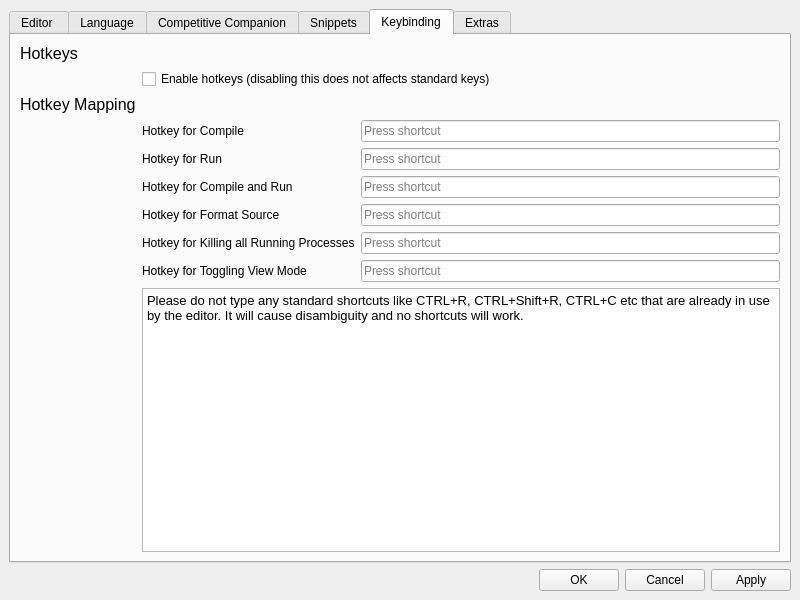
Above: ui/preferencewindow.ui from cpeditor/cpeditor before the change. Below: the same form after it.
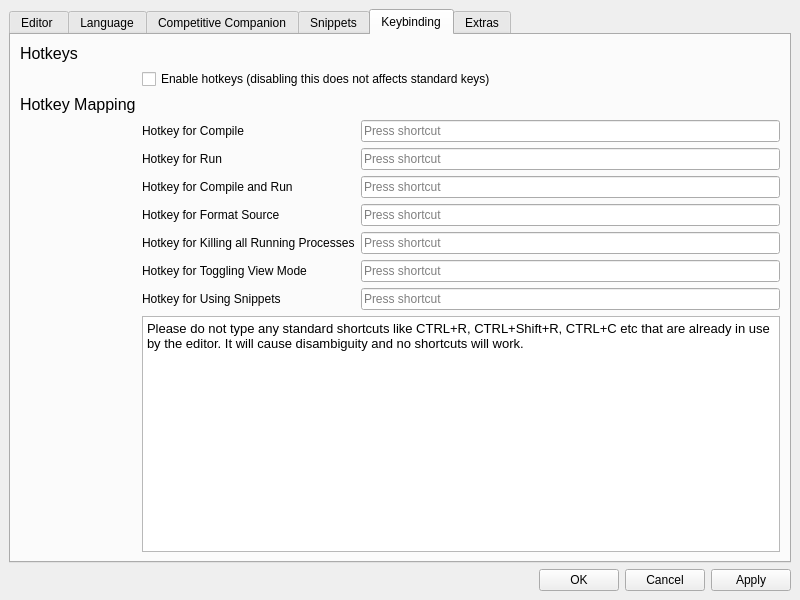
That is the form after the change. The open tabs and pages were chosen to show the change.

Commit message: feat: add hotkey for snippets

Patch:
```diff
--- a/ui/preferencewindow.ui
+++ b/ui/preferencewindow.ui
@@ -816,6 +816,16 @@
               <item row="5" column="1">
                <widget class="QKeySequenceEdit" name="toggle_hotkey"/>
               </item>
+              <item row="6" column="0">
+               <widget class="QLabel" name="label_100">
+                <property name="text">
+                 <string>Hotkey for Using Snippets</string>
+                </property>
+               </widget>
+              </item>
+              <item row="6" column="1">
+               <widget class="QKeySequenceEdit" name="snippets_hotkey"/>
+              </item>
              </layout>
             </item>
             <item row="4" column="0">
```
The commit also changes 4 other files.
